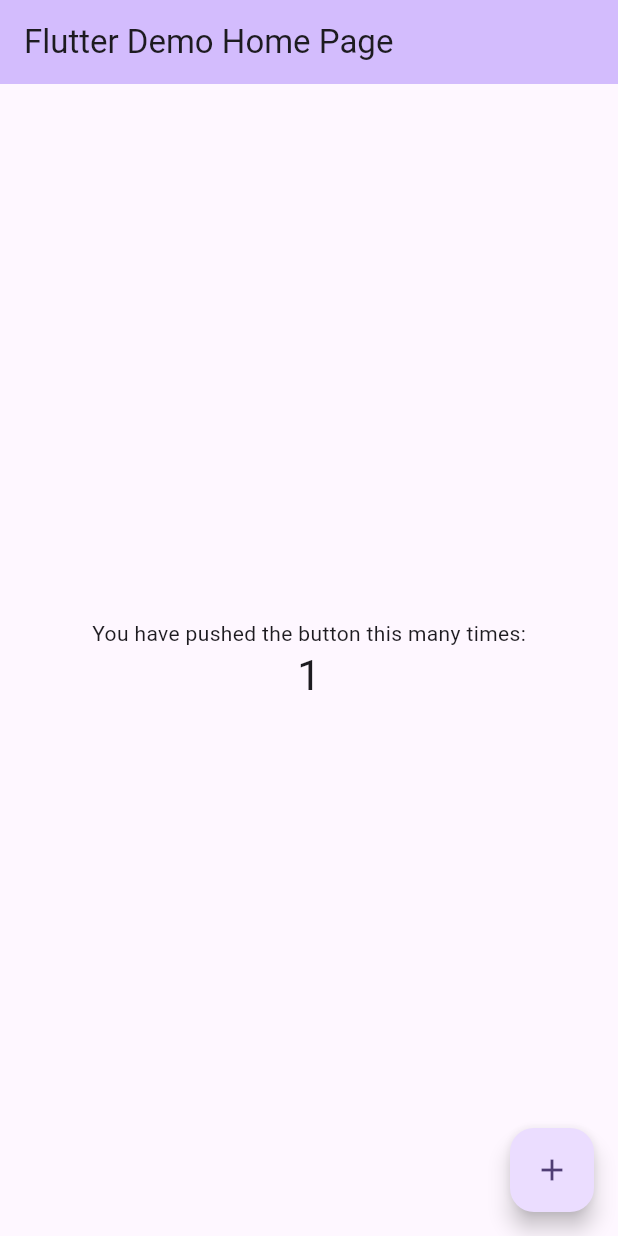
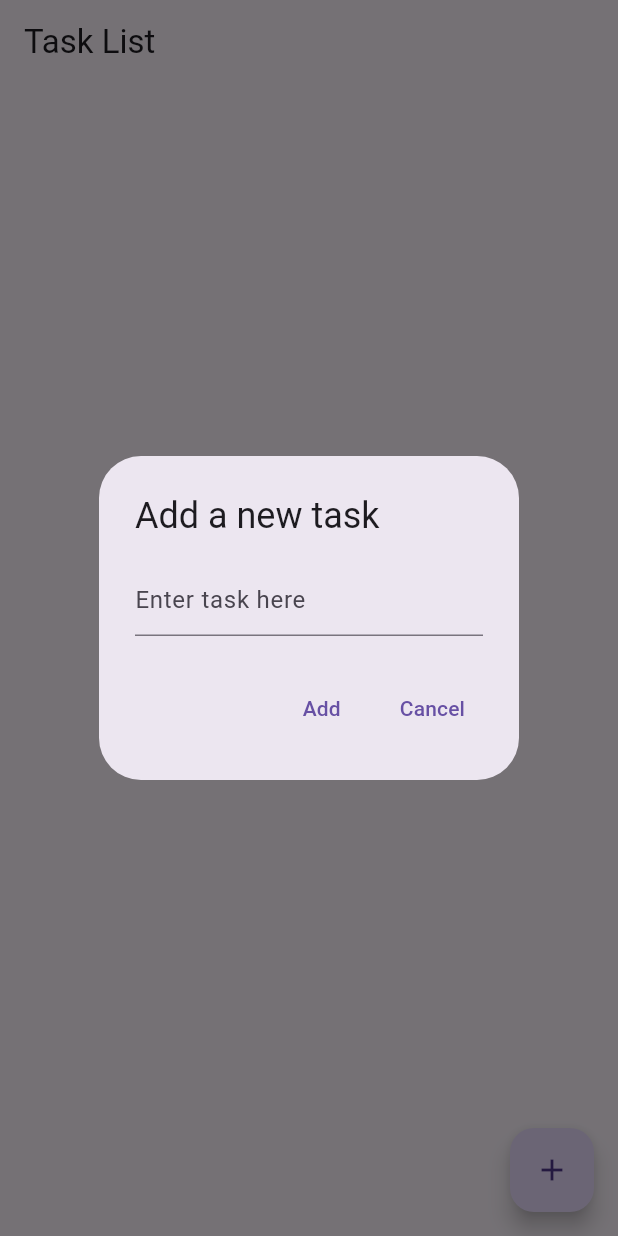
Before and after one commit to codecaio/app_todolist, a Flutter app: the screen it shows after launch, after a tap on the "add" icon, on a phone screen of 412 x 824 dp. Run offline on Flutter 3.47's test engine with Material 3 defaults, Android fonts, the phone set to English and light mode, and no system bars.

Commit message:
Provider

```diff
--- a/app_1/lib/main.dart
+++ b/app_1/lib/main.dart
@@ -1,125 +1,89 @@
 import 'package:flutter/material.dart';
+import 'package:provider/provider.dart';
+import 'task_provider.dart';  // Certifique-se de que o caminho está correto
 
 void main() {
-  runApp(const MyApp());
+  runApp(
+    ChangeNotifierProvider(
+      create: (context) => TaskProvider(),
+      child: MyTaskApp(),
+    ),
+  );
 }
 
-class MyApp extends StatelessWidget {
-  const MyApp({super.key});
-
-  // This widget is the root of your application.
+class MyTaskApp extends StatelessWidget {
   @override
   Widget build(BuildContext context) {
     return MaterialApp(
-      title: 'Flutter Demo',
+      title: 'Task Manager App',
       theme: ThemeData(
-        // This is the theme of your application.
-        //
-        // TRY THIS: Try running your application with "flutter run". You'll see
-        // the application has a purple toolbar. Then, without quitting the app,
-        // try changing the seedColor in the colorScheme below to Colors.green
-        // and then invoke "hot reload" (save your changes or press the "hot
-        // reload" button in a Flutter-supported IDE, or press "r" if you used
-        // the command line to start the app).
-        //
-        // Notice that the counter didn't reset back to zero; the application
-        // state is not lost during the reload. To reset the state, use hot
-        // restart instead.
-        //
-        // This works for code too, not just values: Most code changes can be
-        // tested with just a hot reload.
-        colorScheme: ColorScheme.fromSeed(seedColor: Colors.deepPurple),
-        useMaterial3: true,
+        primarySwatch: Colors.green,
       ),
-      home: const MyHomePage(title: 'Flutter Demo Home Page'),
+      home: TaskListScreen(),
     );
   }
 }
 
-class MyHomePage extends StatefulWidget {
-  const MyHomePage({super.key, required this.title});
-
-  // This widget is the home page of your application. It is stateful, meaning
-  // that it has a State object (defined below) that contains fields that affect
-  // how it looks.
-
-  // This class is the configuration for the state. It holds the values (in this
-  // case the title) provided by the parent (in this case the App widget) and
-  // used by the build method of the State. Fields in a Widget subclass are
-  // always marked "final".
-
-  final String title;
-
+class TaskListScreen extends StatelessWidget {
   @override
-  State<MyHomePage> createState() => _MyHomePageState();
-}
-
-class _MyHomePageState extends State<MyHomePage> {
-  int _counter = 0;
-
-  void _incrementCounter() {
-    setState(() {
-      // This call to setState tells the Flutter framework that something has
-      // changed in this State, which causes it to rerun the build method below
-      // so that the display can reflect the updated values. If we changed
-      // _counter without calling setState(), then the build method would not be
-      // called again, and so nothing would appear to happen.
-      _counter++;
-    });
+  Widget build(BuildContext context) {
+    return Scaffold(
+      appBar: AppBar(
+        title: Text('Task List'),
+      ),
+      body: Consumer<TaskProvider>(
+        builder: (context, provider, child) {
+          return ListView(
+            children: provider.tasks.map((task) => _taskItem(context, task, provider)).toList(),
+          );
+        },
+      ),
+      floatingActionButton: FloatingActionButton(
+        onPressed: () => _showAddTaskDialog(context),
+        tooltip: 'Add Task',
+        child: Icon(Icons.add),
+      ),
+    );
   }
 
-  @override
-  Widget build(BuildContext context) {
-    // This method is rerun every time setState is called, for instance as done
-    // by the _incrementCounter method above.
-    //
-    // The Flutter framework has been optimized to make rerunning build methods
-    // fast, so that you can just rebuild anything that needs updating rather
-    // than having to individually change instances of widgets.
-    return Scaffold(
-      appBar: AppBar(
-        // TRY THIS: Try changing the color here to a specific color (to
-        // Colors.amber, perhaps?) and trigger a hot reload to see the AppBar
-        // change color while the other colors stay the same.
-        backgroundColor: Theme.of(context).colorScheme.inversePrimary,
-        // Here we take the value from the MyHomePage object that was created by
-        // the App.build method, and use it to set our appbar title.
-        title: Text(widget.title),
+  Widget _taskItem(BuildContext context, String task, TaskProvider provider) {
+    return ListTile(
+      title: Text(task),
+      trailing: IconButton(
+        icon: Icon(Icons.delete),
+        onPressed: () => provider.removeTask(task),
       ),
-      body: Center(
-        // Center is a layout widget. It takes a single child and positions it
-        // in the middle of the parent.
-        child: Column(
-          // Column is also a layout widget. It takes a list of children and
-          // arranges them vertically. By default, it sizes itself to fit its
-          // children horizontally, and tries to be as tall as its parent.
-          //
-          // Column has various properties to control how it sizes itself and
-          // how it positions its children. Here we use mainAxisAlignment to
-          // center the children vertically; the main axis here is the vertical
-          // axis because Columns are vertical (the cross axis would be
-          // horizontal).
-          //
-          // TRY THIS: Invoke "debug painting" (choose the "Toggle Debug Paint"
-          // action in the IDE, or press "p" in the console), to see the
-          // wireframe for each widget.
-          mainAxisAlignment: MainAxisAlignment.center,
-          children: <Widget>[
-            const Text(
-              'You have pushed the button this many times:',
+    );
+  }
+
+  Future<void> _showAddTaskDialog(BuildContext context) async {
+    final TextEditingController _taskController = TextEditingController();
+    return showDialog<void>(
+      context: context,
+      builder: (BuildContext context) {
+        return AlertDialog(
+          title: Text('Add a new task'),
+          content: TextField(
+            controller: _taskController,
+            decoration: InputDecoration(hintText: 'Enter task here'),
+          ),
+          actions: <Widget>[
+            TextButton(
+              child: Text('Add'),
+              onPressed: () {
+                Provider.of<TaskProvider>(context, listen: false).addTask(_taskController.text);
+                Navigator.of(context).pop();
+              },
             ),
-            Text(
-              '$_counter',
-              style: Theme.of(context).textTheme.headlineMedium,
-            ),
+            TextButton(
+              child: Text('Cancel'),
+              onPressed: () {
+                Navigator.of(context).pop();
+              },
+            )
           ],
-        ),
-      ),
-      floatingActionButton: FloatingActionButton(
-        onPressed: _incrementCounter,
-        tooltip: 'Increment',
-        child: const Icon(Icons.add),
-      ), // This trailing comma makes auto-formatting nicer for build methods.
+        );
+      }
     );
   }
 }
--- /dev/null
+++ b/app_1/lib/task_provider.dart
@@ -0,0 +1,17 @@
+import 'package:flutter/material.dart';
+
+class TaskProvider with ChangeNotifier {
+  List<String> _tasks = [];
+
+  List<String> get tasks => _tasks;
+
+  void addTask(String task) {
+    _tasks.add(task);
+    notifyListeners();
+  }
+
+  void removeTask(String task) {
+    _tasks.remove(task);
+    notifyListeners();
+  }
+}
--- a/app_1/pubspec.yaml
+++ b/app_1/pubspec.yaml
@@ -30,6 +30,7 @@ environment:
 dependencies:
   flutter:
     sdk: flutter
+  provider: ^6.0.3
 
 
   # The following adds the Cupertino Icons font to your application.
```
Also changed, not shown: app_1/pubspec.lock.
